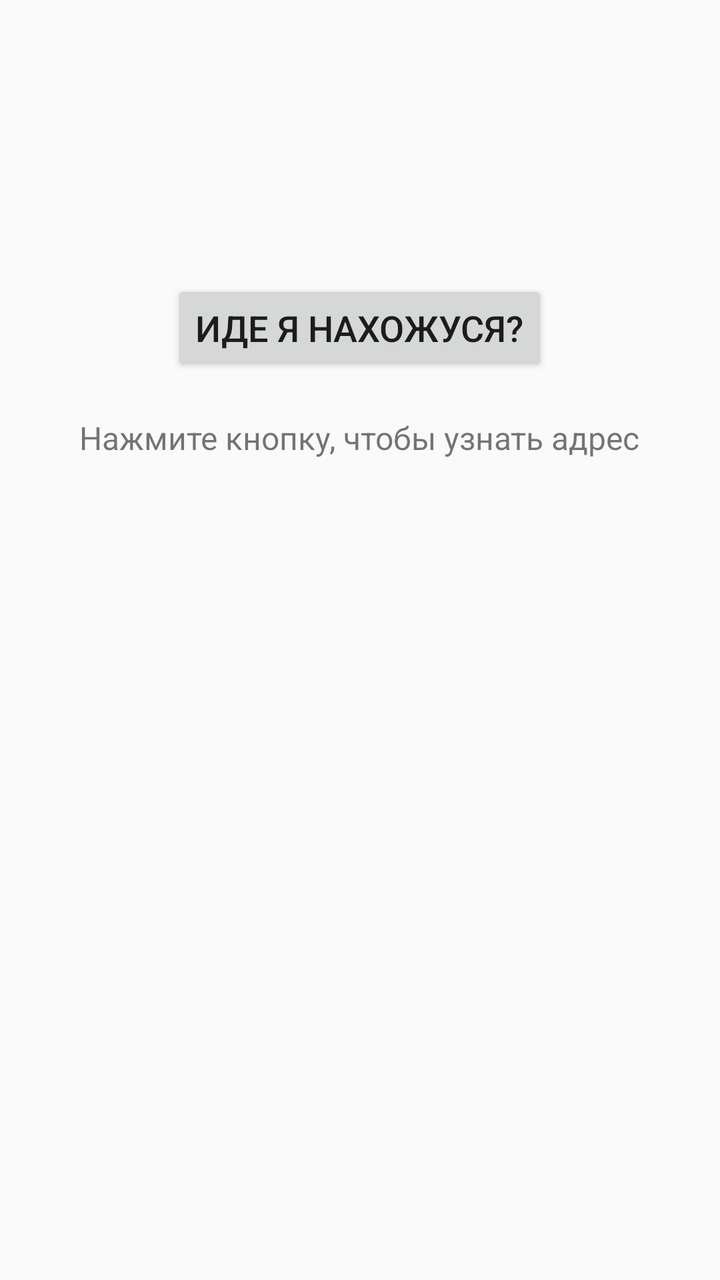
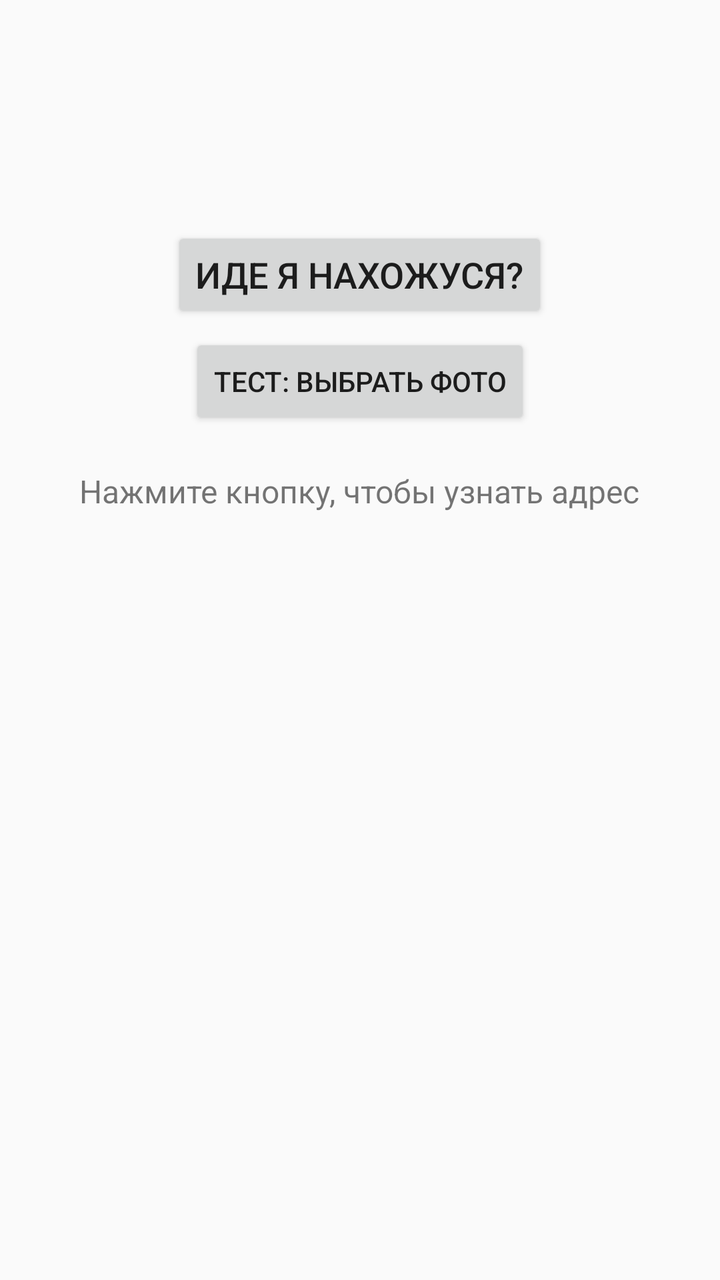

Compare the two renders of this Android layout. The source of the first and the diff that turns it into the second are given below.
<!-- AndroidManifest.xml: application theme Theme.AppCompat.Light.DarkActionBar -->
<!-- res/layout/activity_main.xml -->
<?xml version="1.0" encoding="utf-8"?>

<LinearLayout xmlns:android="http://schemas.android.com/apk/res/android"
    android:layout_width="match_parent"
    android:layout_height="match_parent"
    android:gravity="center"
    android:orientation="vertical"
    android:padding="24dp">

    <Button
        android:id="@+id/btnGetLocation"
        android:layout_width="wrap_content"
        android:layout_height="wrap_content"
        android:text="Иде я нахожуся?"
        android:textSize="18sp" />

    <TextView
        android:id="@+id/tvLocationResult"
        android:layout_width="wrap_content"
        android:layout_height="wrap_content"
        android:layout_marginTop="20dp"
        android:gravity="center"
        android:text="Нажмите кнопку, чтобы узнать адрес"
        android:textSize="16sp" />

    <ImageView
        android:id="@+id/ivLocationImage"
        android:layout_width="match_parent"
        android:layout_height="250dp"
        android:layout_marginTop="20dp"
        android:scaleType="centerCrop"
        android:contentDescription="Фото места" />

</LinearLayout>
<!-- resources referenced by this layout -->
<resources>

</resources>

<!-- the commit's change to res/layout/activity_main.xml (unified diff, before → after) -->
@@ -13,6 +13,13 @@
         android:layout_height="wrap_content"
         android:text="Иде я нахожуся?"
         android:textSize="18sp" />
+    
+    <Button
+    android:id="@+id/btnTestPhoto"
+    android:layout_width="wrap_content"
+    android:layout_height="wrap_content"
+    android:text="Тест: выбрать фото"
+    android:layout_marginTop="16px" />
 
     <TextView
         android:id="@+id/tvLocationResult"
